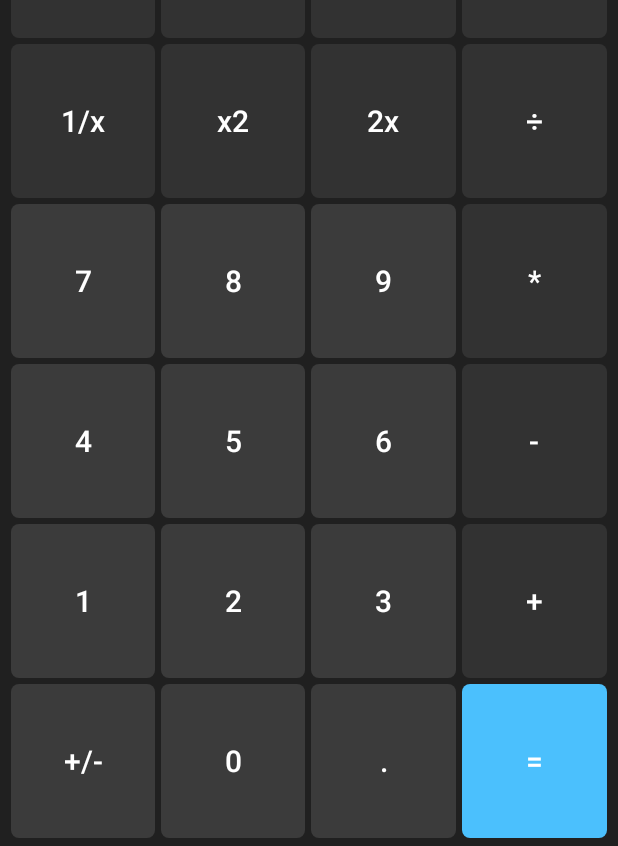
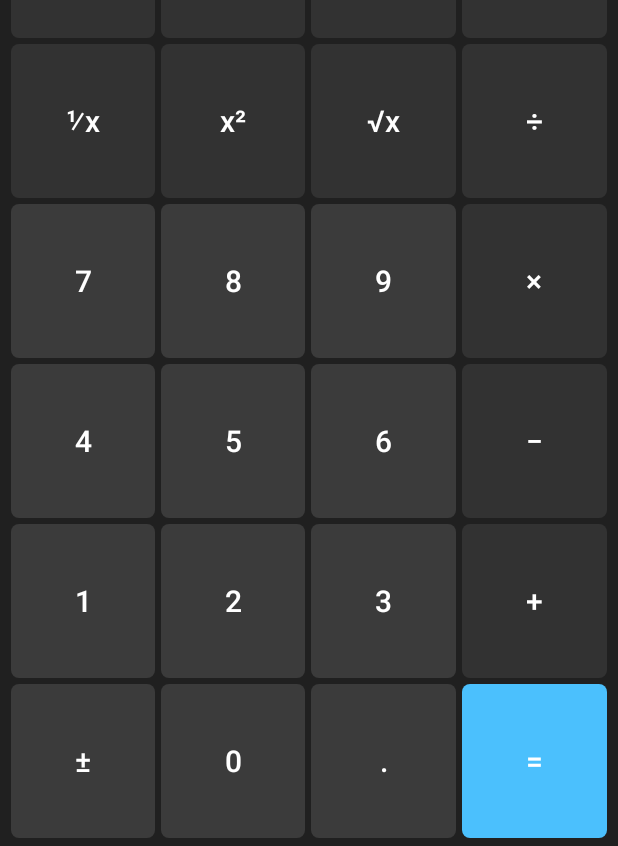
Before and after one commit to Babchinsky/Android-213, an Android app: the CalcActivity screen opened directly, with no data from a screen before it, on a phone screen of 412 x 824 dp. Shown: the part 387-1233 px from the top of the screen. Run offline under Robolectric (Android 15) with nearby library versions, the phone set to English and light mode, and no system bars.

Commit message:
Улучшил символы кнопок

```diff
--- a/app/src/main/res/values/strings.xml
+++ b/app/src/main/res/values/strings.xml
@@ -19,14 +19,14 @@
     <string name="calc_btn_ce">CE</string>
     <string name="calc_btn_c">C</string>
     <string name="calc_btn_backspace">\u232b</string>
-    <string name="calc_btn_inv">1/x</string>
-    <string name="calc_btn_sqr">x2</string>
-    <string name="calc_btn_sqrt">2x</string>
+    <string name="calc_btn_inv">⅟x</string>
+    <string name="calc_btn_sqr">x²</string>
+    <string name="calc_btn_sqrt">√x</string>
     <string name="calc_btn_div">÷</string>
-    <string name="calc_btn_mul">*</string>
-    <string name="calc_btn_sub">-</string>
+    <string name="calc_btn_mul">×</string>
+    <string name="calc_btn_sub">−</string>
     <string name="calc_btn_add">+</string>
     <string name="calc_btn_equal">=</string>
     <string name="calc_btn_dot">.</string>
-    <string name="calc_btn_pm">+/-</string>
+    <string name="calc_btn_pm">±</string>
 </resources>
```
